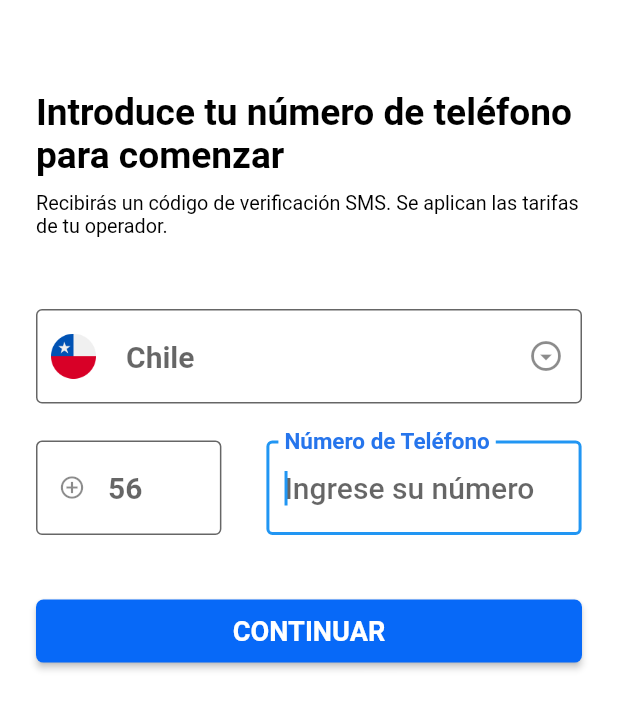
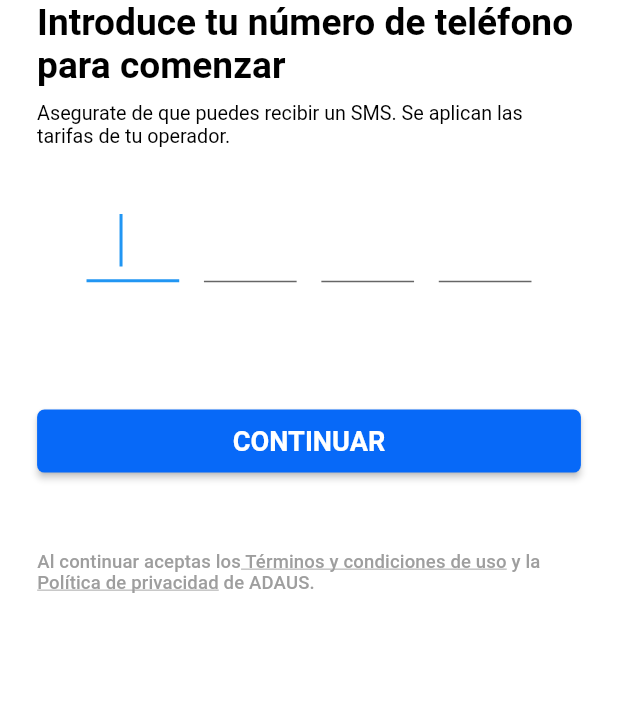
Before and after one commit to jiaas/adaus, a Flutter app: the SignUpPage screen opened directly, after a tap on "CONTINUAR", on a phone screen of 412 x 824 dp. Shown: the top 710 px of the screen. Run offline on Flutter 3.47's test engine with Material 2 defaults, Android fonts, the phone set to English and light mode, and no system bars; our stand-ins replace after_layout, cloud_firestore, extended_masked_text, firebase_auth, firebase_core, get and 2 more; accounts and stored records are empty; Roboto replaces fonts that are missing (SF).

Commit message:
Se agrega Code Verification Page
Estuve haciendo pruebas de conectividad con Firebase.

```diff
--- a/lib/Dashboard/ui/pages/dashboard_page.dart
+++ b/lib/Dashboard/ui/pages/dashboard_page.dart
@@ -1,15 +1,35 @@
 import 'package:flutter/material.dart';
+import 'package:cloud_firestore/cloud_firestore.dart';
 
-class DashboardPage extends StatefulWidget {
-  const DashboardPage({Key? key}) : super(key: key);
+class GetUserName extends StatelessWidget {
+  final String documentId;
+
+  GetUserName(this.documentId);
 
   @override
-  _DashboardPageState createState() => _DashboardPageState();
-}
+  Widget build(BuildContext context) {
+    CollectionReference users = FirebaseFirestore.instance.collection('users');
 
-class _DashboardPageState extends State<DashboardPage> {
-  @override
-  Widget build(BuildContext context) {
-    return Container();
+    return FutureBuilder<DocumentSnapshot>(
+      future: users.doc(documentId).get(),
+      builder:
+          (BuildContext context, AsyncSnapshot<DocumentSnapshot> snapshot) {
+
+        if (snapshot.hasError) {
+          return Text("Something went wrong");
+        }
+
+        if (snapshot.hasData && !snapshot.data!.exists) {
+          return Text("Document does not exist");
+        }
+
+        if (snapshot.connectionState == ConnectionState.done) {
+          Map<String, dynamic> data = snapshot.data!.data() as Map<String, dynamic>;
+          return Text("Full Name: ${data['full_name']} ${data['last_name']}");
+        }
+
+        return Text("loading");
+      },
+    );
   }
 }
--- a/lib/Global/ui/components/text_component.dart
+++ b/lib/Global/ui/components/text_component.dart
@@ -50,9 +50,10 @@ TextStyle? _customTextStyle(BuildContext context, String textStyle) {
         style = Theme.of(context)
             .textTheme
             .subtitle2!
-            .copyWith(fontSize: 1.4.h, fontFamily: 'SF');
+            .copyWith(fontSize: 1.3.h, fontFamily: 'SF');
       }
       break;
+
   }
 
   //endregion
--- a/lib/Layout/ui/pages/layout_page.dart
+++ b/lib/Layout/ui/pages/layout_page.dart
@@ -10,6 +10,10 @@ class LayoutPage extends StatefulWidget {
 class _LayoutPageState extends State<LayoutPage> {
   @override
   Widget build(BuildContext context) {
-    return Container();
+    return const Scaffold(
+      body: Center(
+        child: Text('Bienvenido al Layout.'),
+      ),
+    );
   }
 }
--- a/lib/Session/ui/pages/signup_page.dart
+++ b/lib/Session/ui/pages/signup_page.dart
@@ -1,12 +1,12 @@
 import 'package:adaus/Global/ui/components/image_component.dart';
+import 'package:adaus/Layout/ui/pages/layout_page.dart';
+import 'package:adaus/Session/ui/pages/verification_code_page.dart';
 import 'package:extended_masked_text/extended_masked_text.dart';
 import 'package:adaus/Global/ui/components/text_component.dart';
 import 'package:flutter/material.dart';
 import 'package:flutter/services.dart';
+import 'package:get/get.dart';
 import 'package:sizer/sizer.dart';
-
-const List<DropdownMenuItem<String>> paises = [];
-
 
 class SignUpPage extends StatefulWidget {
   const SignUpPage({Key? key}) : super(key: key);
@@ -38,29 +38,26 @@ class _SignUpPageState extends State<SignUpPage> {
     return Scaffold(
       backgroundColor: Colors.white,
       body: Padding(
-        padding: const EdgeInsets.symmetric(horizontal: 24.0),
+        padding: EdgeInsets.symmetric(horizontal: 3.0.h),
         child: Column(
           crossAxisAlignment: CrossAxisAlignment.stretch,
           children: <Widget>[
-            const SafeArea(child: SizedBox(height: 10)),
-            const SizedBox(
-              height: 50,
-            ),
+            const SafeArea(child: SizedBox(height: 0)),
             customText(
               context,
               "Introduce tu número de teléfono para comenzar",
               "t1.black",
             ),
-            const SizedBox(
-              height: 10,
+            SizedBox(
+              height: 2.0.h,
             ),
             customText(
               context,
-              "Recibirás un código de verificación SMS. Se aplican las tarifas de tu operador.",
+              "Asegurate de que puedes recibir un SMS. Se aplican las tarifas de tu operador.",
               "s1.black",
             ),
-            const SizedBox(
-              height: 48.0,
+            SizedBox(
+              height: 2.5.h,
             ),
             SizedBox(
               width: 30.0.w,
@@ -68,7 +65,7 @@ class _SignUpPageState extends State<SignUpPage> {
                 style: TextStyle(fontSize: 20,
                   fontWeight: FontWeight.bold,
                   fontFamily: 'SF',),
-                readOnly: true,
+                enabled: false,
                 decoration: InputDecoration(
                   filled: true,
                   fillColor: Colors.white,
@@ -86,14 +83,15 @@ class _SignUpPageState extends State<SignUpPage> {
              height: 3.0.h,
            ),
             Row(
+              mainAxisAlignment: MainAxisAlignment.spaceBetween,
               children: [
                 SizedBox(
-                  width: 30.0.w,
+                  width: 25.0.w,
                   child: const TextField(
                     style: TextStyle(fontSize: 20,
                       fontWeight: FontWeight.w600,
                       fontFamily: 'SF',),
-                    readOnly: true,
+                    enabled: false,
                     decoration: InputDecoration(
                       filled: true,
                       fillColor: Colors.white,
@@ -102,9 +100,6 @@ class _SignUpPageState extends State<SignUpPage> {
                       prefixIcon: Icon(Icons.add_circle_outline_sharp, size: 18,),
                     ),
                   ),
-                ),
-                const SizedBox(
-                  width: 30,
                 ),
                 SizedBox(
                   width: 51.0.w,
@@ -143,6 +138,7 @@ class _SignUpPageState extends State<SignUpPage> {
 
                 onPressed: () {
                   //Implement registration functionality.
+                  Get.to(() => const VerificationCodePage());
                 },
                 color: const Color(0xFF0769f8),
                 shape: const RoundedRectangleBorder(borderRadius: BorderRadius.all(Radius.circular(5.0))),
@@ -155,6 +151,22 @@ class _SignUpPageState extends State<SignUpPage> {
                 ),
               ),
             ),
+            RichText(
+              text: TextSpan(
+                text: 'Al continuar aceptas los',
+                style: Theme.of(context)
+                    .textTheme
+                    .subtitle2!
+                    .copyWith(fontSize: 1.5.h, fontFamily: 'SF',
+                color: Colors.grey),
+                children: const <TextSpan>[
+                  TextSpan(text: ' Términos y condiciones de uso', style: TextStyle(decoration: TextDecoration.underline),),
+                  TextSpan(text: ' y la'),
+                  TextSpan(text: ' Política de privacidad', style: TextStyle(decoration: TextDecoration.underline),),
+                  TextSpan(text: ' de ADAUS.'),
+                ],
+              ),
+            ),
           ],
         ),
       ),
--- /dev/null
+++ b/lib/Session/ui/pages/verification_code_page.dart
@@ -0,0 +1,202 @@
+import 'package:adaus/Global/ui/components/image_component.dart';
+import 'package:adaus/Global/ui/components/text_component.dart';
+import 'package:adaus/Layout/ui/pages/layout_page.dart';
+import 'package:extended_masked_text/extended_masked_text.dart';
+import 'package:flutter/material.dart';
+import 'package:flutter/services.dart';
+import 'package:get/get.dart';
+import 'package:sizer/sizer.dart';
+
+
+
+class VerificationCodePage extends StatefulWidget {
+  const VerificationCodePage({Key? key}) : super(key: key);
+
+  @override
+  _VerificationCodePageState createState() => _VerificationCodePageState();
+}
+
+class _VerificationCodePageState extends State<VerificationCodePage> {
+  final numeroTelefonoController = MaskedTextController(mask: '0 0000 0000');
+  bool botonHabilitado = false;
+
+  @override
+  void initState() {
+    super.initState();
+  }
+
+  @override
+  void dispose() {
+    // Clean up the controller when the widget is removed from the
+    // widget tree.
+    numeroTelefonoController.dispose();
+    super.dispose();
+  }
+
+  @override
+  Widget build(BuildContext context) {
+    return Scaffold(
+      backgroundColor: Colors.white,
+      body: Padding(
+        padding: EdgeInsets.symmetric(horizontal: 3.0.h),
+        child: Column(
+          crossAxisAlignment: CrossAxisAlignment.stretch,
+          children: <Widget>[
+            const SafeArea(child: SizedBox(height: 0)),
+
+            customText(
+              context,
+              "Introduce tu número de teléfono para comenzar",
+              "t1.black",
+            ),
+            const SizedBox(
+              height: 10,
+            ),
+            customText(
+              context,
+              "Asegurate de que puedes recibir un SMS. Se aplican las tarifas de tu operador.",
+              "s1.black",
+            ),
+
+            Padding(
+              padding: const EdgeInsets.all(16.0),
+              child: Row(
+                mainAxisAlignment: MainAxisAlignment.center,
+                children: [
+                  Padding(
+                    padding: EdgeInsets.symmetric(vertical: 2.0.h, horizontal: 2.0.w),
+                    child: SizedBox(
+                      width: 15.0.w,
+                      height: 7.0.h,
+                      child: const TextField(
+                        autofocus: true,
+                        keyboardType: TextInputType.number,
+                        maxLength: 1,
+                        style: TextStyle(fontSize: 30,
+                          fontWeight: FontWeight.bold,
+                          fontFamily: 'SF',),
+                        decoration: InputDecoration(
+                          filled: true,
+                          fillColor: Colors.white,
+                          border: UnderlineInputBorder(),
+                          prefix: SizedBox(width: 10,),
+                          counterText: "",
+                          prefixIconConstraints: BoxConstraints(minHeight: 30, minWidth: 50,),
+                        ),
+                      ),
+                    ),
+                  ),
+                  Padding(
+                    padding: EdgeInsets.symmetric(vertical: 2.0.h, horizontal: 2.0.w),
+                    child: SizedBox(
+                      width: 15.0.w,
+                      height: 7.0.h,
+                      child: TextField(
+                        autofocus: true,
+                        keyboardType: TextInputType.number,
+                        maxLength: 1,
+                        style: TextStyle(fontSize: 30,
+                          fontWeight: FontWeight.bold,
+                          fontFamily: 'SF',),
+                        decoration: InputDecoration(
+                          filled: true,
+                          fillColor: Colors.white,
+                          border: UnderlineInputBorder(),
+                          prefix: SizedBox(width: 10,),
+                          counterText: "",
+                          prefixIconConstraints: BoxConstraints(minHeight: 30, minWidth: 50,),
+                        ),
+                      ),
+                    ),
+                  ),
+                  Padding(
+                    padding: EdgeInsets.symmetric(vertical: 2.0.h, horizontal: 2.0.w),
+                    child: SizedBox(
+                      width: 15.0.w,
+                      height: 7.0.h,
+                      child: TextField(
+                        autofocus: true,
+                        keyboardType: TextInputType.number,
+                        maxLength: 1,
+                        style: TextStyle(fontSize: 30,
+                          fontWeight: FontWeight.bold,
+                          fontFamily: 'SF',),
+                        decoration: InputDecoration(
+                          filled: true,
+                          fillColor: Colors.white,
+                          border: UnderlineInputBorder(),
+                          prefix: SizedBox(width: 10,),
+                          counterText: "",
+                          prefixIconConstraints: BoxConstraints(minHeight: 30, minWidth: 50,),
+                        ),
+                      ),
+                    ),
+                  ),
+                  Padding(
+                    padding: EdgeInsets.symmetric(vertical: 2.0.h, horizontal: 2.0.w),
+                    child: SizedBox(
+                      width: 15.0.w,
+                      height: 7.0.h,
+                      child: TextField(
+                        autofocus: true,
+                        keyboardType: TextInputType.number,
+                        maxLength: 1,
+                        style: TextStyle(fontSize: 30,
+                          fontWeight: FontWeight.bold,
+                          fontFamily: 'SF',),
+                        decoration: InputDecoration(
+                          filled: true,
+                          fillColor: Colors.white,
+                          border: UnderlineInputBorder(),
+                          prefix: SizedBox(width: 10,),
+                          counterText: "",
+                          prefixIconConstraints: BoxConstraints(minHeight: 30, minWidth: 50,),
+                        ),
+                      ),
+                    ),
+                  ),
+
+                ],
+              ),
+            ),
+            Padding(
+              padding:  EdgeInsets.symmetric(vertical: 6.0.h),
+              child: MaterialButton(
+
+                onPressed: () {
+                  //Implement registration functionality.
+                  Get.to(() => const LayoutPage());
+                },
+                color: const Color(0xFF0769f8),
+                shape: const RoundedRectangleBorder(borderRadius: BorderRadius.all(Radius.circular(5.0))),
+                minWidth: 200.0,
+                height: 42.0,
+                child: customText(
+                  context,
+                  "CONTINUAR",
+                  "t2.white",
+                ),
+              ),
+            ),
+            RichText(
+              text: TextSpan(
+                text: 'Al continuar aceptas los',
+                style: Theme.of(context)
+                    .textTheme
+                    .subtitle2!
+                    .copyWith(fontSize: 1.5.h, fontFamily: 'SF',
+                    color: Colors.grey),
+                children: const <TextSpan>[
+                  TextSpan(text: ' Términos y condiciones de uso', style: TextStyle(decoration: TextDecoration.underline),),
+                  TextSpan(text: ' y la'),
+                  TextSpan(text: ' Política de privacidad', style: TextStyle(decoration: TextDecoration.underline),),
+                  TextSpan(text: ' de ADAUS.'),
+                ],
+              ),
+            ),
+          ],
+        ),
+      ),
+    );
+  }
+}
--- a/lib/main.dart
+++ b/lib/main.dart
@@ -1,5 +1,6 @@
 import 'package:adaus/Router/ui/pages/router_page.dart';
 import 'package:firebase_core/firebase_core.dart';
+import 'package:cloud_firestore/cloud_firestore.dart';
 import 'package:flutter/material.dart';
 import 'package:flutter/services.dart';
 import 'package:get/get.dart';
--- a/pubspec.yaml
+++ b/pubspec.yaml
@@ -22,6 +22,7 @@ environment:
 
 dependencies:
   after_layout: ^1.1.0
+  cloud_firestore: ^2.5.4
   extended_masked_text: ^2.3.1
   firebase_auth: "^3.1.2"
   firebase_core: "^1.7.0"
```
Also changed, not shown: pubspec.lock.
